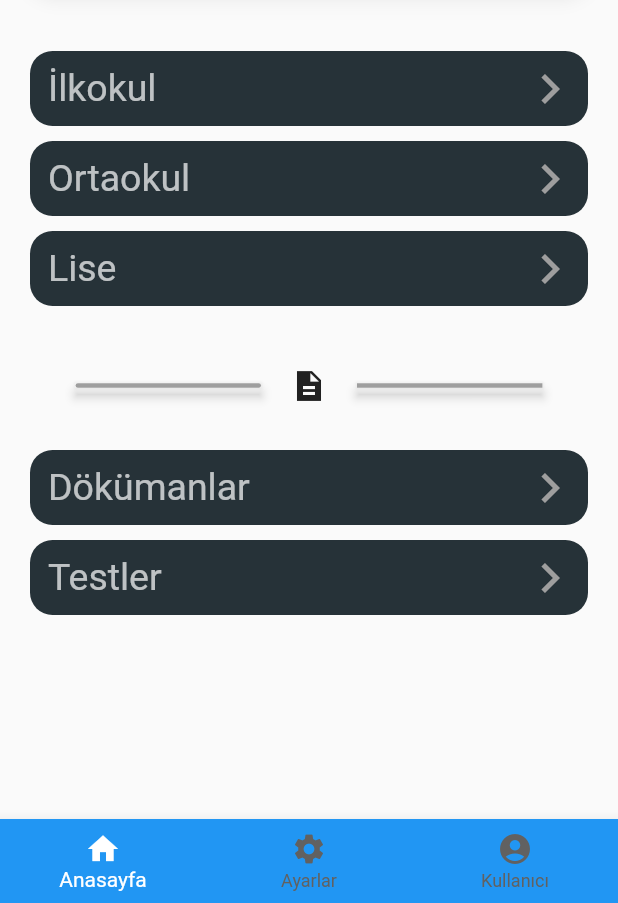
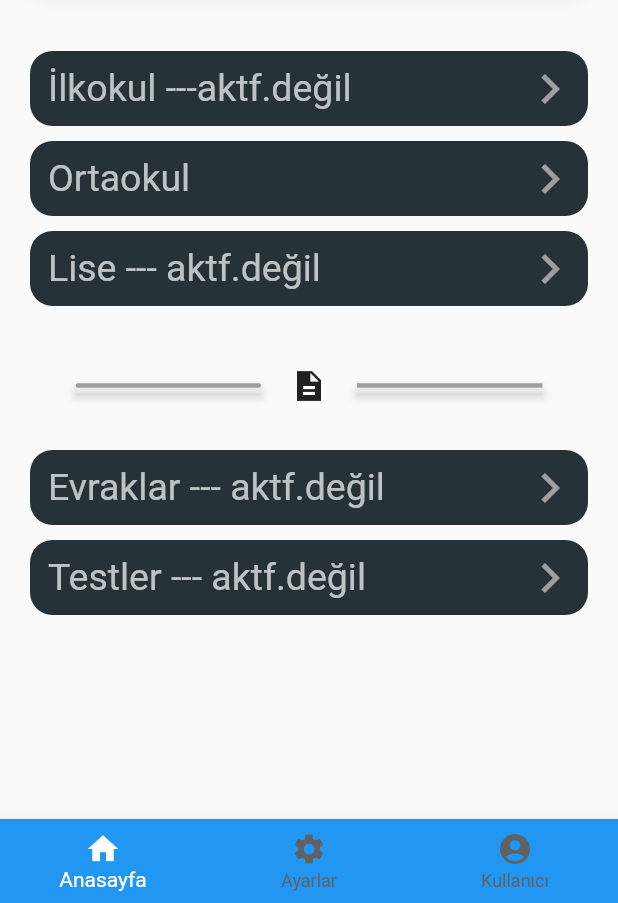
Before and after one commit to HalukHackali/dindefterim_mobil_app, a Flutter app: the screen it shows after launch, on a phone screen of 412 x 824 dp, the part 333-1236 px from its top. Run offline on Flutter 3.47's test engine with Material 2 defaults, Android fonts, the light colour scheme and no system bars; our stand-ins replace flutter_markdown.

Commit message:
Aktif olmayan sayfalar işaretlendi

```diff
--- a/lib/anasayfa_tasarim.dart
+++ b/lib/anasayfa_tasarim.dart
@@ -54,7 +54,7 @@ class _MyHomePageState extends State<MyHomePage> {
             const SizedBox(
               height: 55.0,
             ),
-            seritBantCard("İlkokul", IlkokulEkranlari()),
+            seritBantCard("İlkokul ---aktf.değil", IlkokulEkranlari()),
             const SizedBox(
               height: 10.0,
             ),
@@ -62,7 +62,7 @@ class _MyHomePageState extends State<MyHomePage> {
             const SizedBox(
               height: 10.0,
             ),
-            seritBantCard("Lise", LiseEkranlari()),
+            seritBantCard("Lise --- aktf.değil", LiseEkranlari()),
             const SizedBox(
               height: 30.0,
             ),
@@ -118,11 +118,11 @@ class _MyHomePageState extends State<MyHomePage> {
             const SizedBox(
               height: 20.0,
             ),
-            seritBantCard("Dökümanlar", Hazirlaniyor()),
+            seritBantCard("Evraklar --- aktf.değil", Hazirlaniyor()),
             const SizedBox(
               height: 10.0,
             ),
-            seritBantCard("Testler", Hazirlaniyor()),
+            seritBantCard("Testler --- aktf.değil", Hazirlaniyor()),
             const SizedBox(
               height: 10.0,
             ),
--- a/lib/okul/ilkokul/ilkokul_ekranlari.dart
+++ b/lib/okul/ilkokul/ilkokul_ekranlari.dart
@@ -33,7 +33,7 @@ class _IlkokulEkranlariState extends State<IlkokulEkranlari> {
       child: Scaffold(
         appBar: AppBar(
           backgroundColor: Colors.lightBlue[600],
-          title: const Text("İlkokul"),
+          title: const Text("İlkokul <aktif değil>"),
         ),
         body: SafeArea(
           child: ListView(
```
